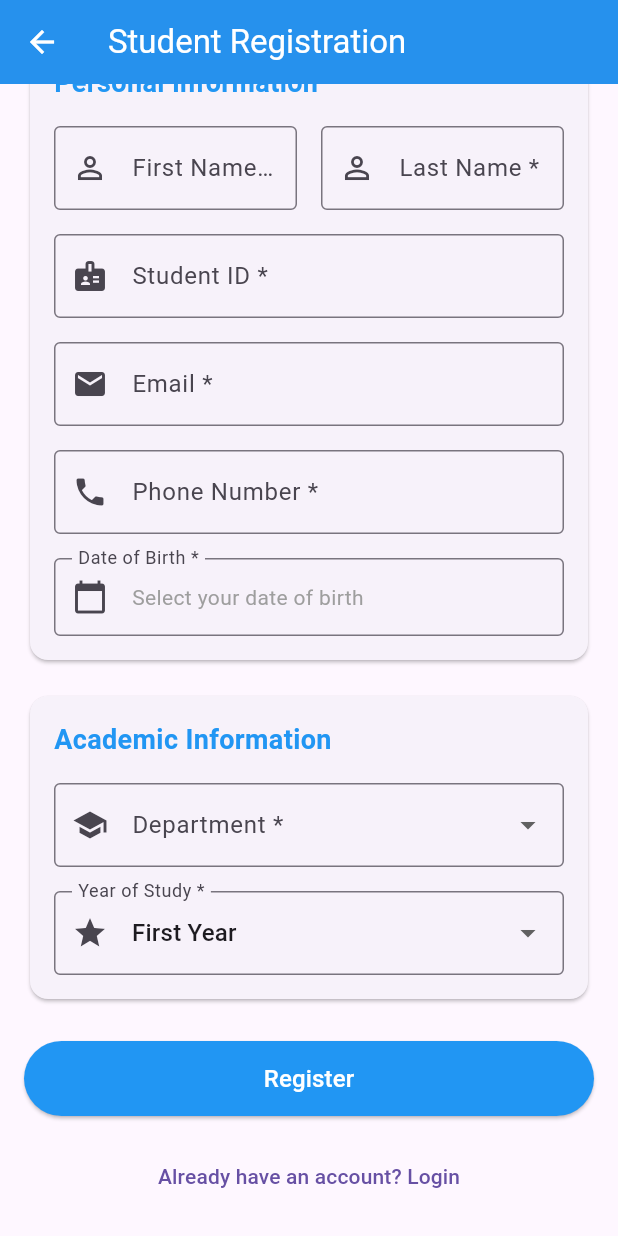
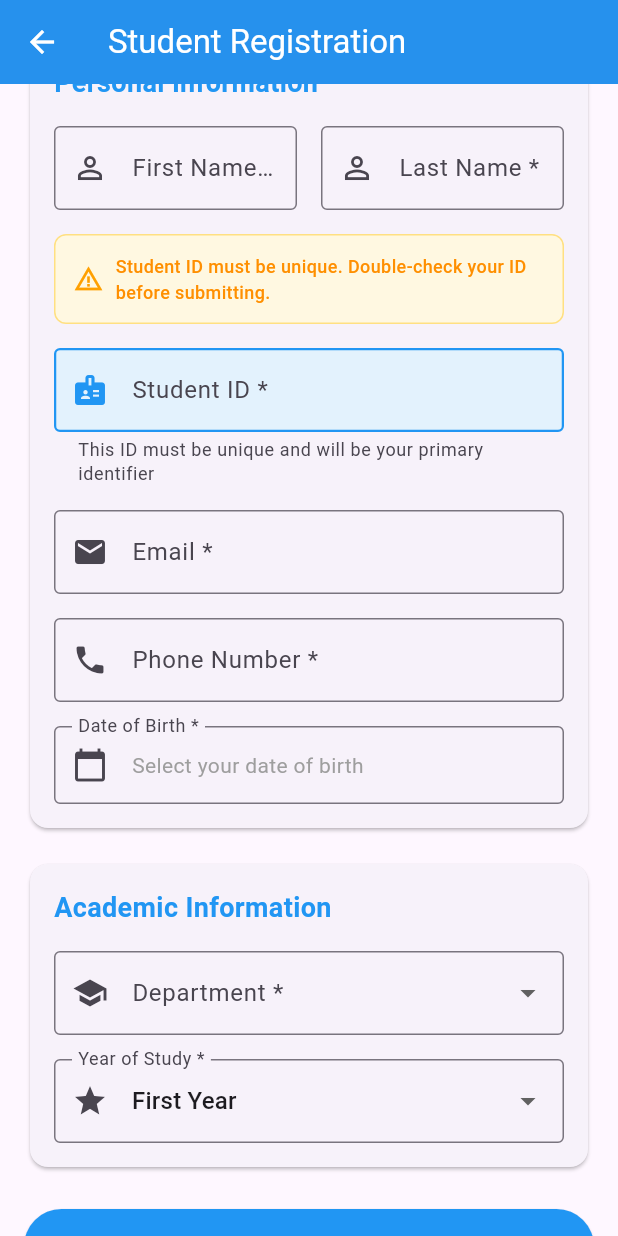
Before and after one commit to FayazAhmedLaghari/FYP-Djangho-and-flutter-folders, a Flutter app: the RegistrationScreen screen opened directly, scrolled down 348 dp, on a phone screen of 412 x 824 dp. Run offline on Flutter 3.47's test engine with Material 3 defaults, Android fonts, the light colour scheme and no system bars; our stand-ins replace file_picker, shared_preferences; accounts and stored records are empty.

Commit message:
solve Student ID and oveflow issue

```diff
--- a/flutter_django_project/lib/RegistrationScreen.dart
+++ b/flutter_django_project/lib/RegistrationScreen.dart
@@ -170,13 +170,15 @@ class _RegistrationScreenState extends State<RegistrationScreen> {
         // Show detailed error message
         String errorMessage = result['error'] ?? 'Registration failed';
 
-        // Handle specific error cases
+        // Handle specific error cases with more detailed messages
         if (errorMessage.contains('Username already exists')) {
           errorMessage = 'This username is already taken. Please choose a different one.';
         } else if (errorMessage.contains('Email already exists')) {
           errorMessage = 'This email is already registered. Please use a different email.';
         } else if (errorMessage.contains('Student ID already exists')) {
-          errorMessage = 'This Student ID is already registered. Please check your ID.';
+          errorMessage = 'Student ID "${_studentIdController.text.toUpperCase()}" is already registered. Please check your ID or contact support if this is an error.';
+        } else if (errorMessage.contains('Student ID must contain only uppercase letters and numbers')) {
+          errorMessage = 'Student ID must contain only uppercase letters and numbers (A-Z, 0-9).';
         }
 
         ScaffoldMessenger.of(context).showSnackBar(
@@ -370,19 +372,76 @@ class _RegistrationScreenState extends State<RegistrationScreen> {
                         ],
                       ),
                       SizedBox(height: 16),
+                      // Student ID Warning Card
+                      Container(
+                        padding: EdgeInsets.all(12),
+                        decoration: BoxDecoration(
+                          color: Colors.amber.shade50,
+                          border: Border.all(color: Colors.amber.shade200),
+                          borderRadius: BorderRadius.circular(8),
+                        ),
+                        child: Row(
+                          children: [
+                            Icon(Icons.warning_amber, color: Colors.amber.shade700, size: 20),
+                            SizedBox(width: 8),
+                            Expanded(
+                              child: Text(
+                                'Student ID must be unique. Double-check your ID before submitting.',
+                                style: TextStyle(
+                                  fontSize: 12,
+                                  color: Colors.amber.shade800,
+                                  fontWeight: FontWeight.w500,
+                                ),
+                              ),
+                            ),
+                          ],
+                        ),
+                      ),
+                      SizedBox(height: 16),
                       TextFormField(
                         controller: _studentIdController,
+                        textCapitalization: TextCapitalization.characters,
                         decoration: InputDecoration(
                           labelText: 'Student ID *',
-                          border: OutlineInputBorder(),
-                          prefixIcon: Icon(Icons.badge),
+                          border: OutlineInputBorder(
+                            borderSide: BorderSide(color: Colors.blue, width: 2),
+                          ),
+                          enabledBorder: OutlineInputBorder(
+                            borderSide: BorderSide(color: Colors.blue, width: 1.5),
+                          ),
+                          focusedBorder: OutlineInputBorder(
+                            borderSide: BorderSide(color: Colors.blue, width: 2),
+                          ),
+                          errorBorder: OutlineInputBorder(
+                            borderSide: BorderSide(color: Colors.red, width: 2),
+                          ),
+                          focusedErrorBorder: OutlineInputBorder(
+                            borderSide: BorderSide(color: Colors.red, width: 2),
+                          ),
+                          prefixIcon: Icon(Icons.badge, color: Colors.blue),
                           hintText: 'e.g., CS2023001',
+                          helperText: 'This ID must be unique and will be your primary identifier',
+                          helperMaxLines: 2,
+                          filled: true,
+                          fillColor: Colors.blue.shade50,
                         ),
+                        onChanged: (value) {
+                          // Auto-format to uppercase
+                          if (value != value.toUpperCase()) {
+                            _studentIdController.value = TextEditingValue(
+                              text: value.toUpperCase(),
+                              selection: TextSelection.collapsed(offset: value.length),
+                            );
+                          }
+                        },
                         validator: (value) {
                           if (value == null || value.isEmpty) {
                             return 'Please enter your student ID';
                           }
-                          if (!RegExp(r'^[A-Z0-9]+$').hasMatch(value.toUpperCase())) {
+                          if (value.length < 3) {
+                            return 'Student ID must be at least 3 characters';
+                          }
+                          if (!RegExp(r'^[A-Z0-9]+$').hasMatch(value)) {
                             return 'Student ID must contain only letters and numbers';
                           }
                           return null;
```
Also changed, not shown: flutter_django_project/lib/HomeScreen.dart (+32 -12 lines).
